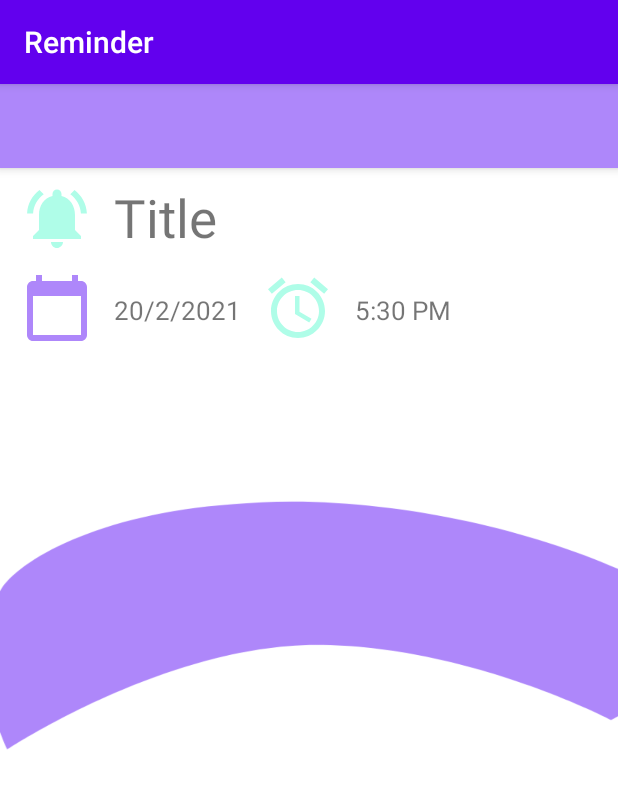
After one commit to LatifahAlomar/Reminder, an Android app: the ReminderDetails screen opened directly, with no data from a screen before it, on a phone screen of 412 x 824 dp. The commit adds this screen. Shown: the top 789 px of the screen. Run offline under Robolectric (Android 15) with nearby library versions, the phone set to English and light mode, and no system bars.

Commit message:
new activity

```diff
--- a/Reminder/app/build.gradle
+++ b/Reminder/app/build.gradle
@@ -34,8 +34,10 @@ dependencies {
     //noinspection GradleCompatible
     implementation 'com.android.support:cardview-v7:28.0.0'
     implementation 'androidx.swiperefreshlayout:swiperefreshlayout:1.0.0'
+    implementation 'androidx.wear:wear:1.0.0'
     testImplementation 'junit:junit:4.12'
     androidTestImplementation 'androidx.test.ext:junit:1.1.2'
     androidTestImplementation 'androidx.test.espresso:espresso-core:3.3.0'
+    compileOnly 'com.google.android.wearable:wearable:2.6.0'
 
 }
--- a/Reminder/app/src/main/AndroidManifest.xml
+++ b/Reminder/app/src/main/AndroidManifest.xml
@@ -1,6 +1,10 @@
 <?xml version="1.0" encoding="utf-8"?>
 <manifest xmlns:android="http://schemas.android.com/apk/res/android"
-    package="com.example.reminder" >
+    package="com.example.reminder">
+
+    <uses-permission android:name="android.permission.WAKE_LOCK" />
+
+    <uses-feature android:name="android.hardware.type.watch" />
 
     <application
         android:allowBackup="true"
@@ -8,12 +12,19 @@
         android:label="@string/app_name"
         android:roundIcon="@mipmap/ic_launcher_round"
         android:supportsRtl="true"
-        android:theme="@style/AppTheme" >
-        <receiver android:name=".Notification.reminderBroadcastReceiver"/>
+        android:theme="@style/AppTheme">
+        <activity android:name=".ReminderDetails"></activity>
+
+        <uses-library
+            android:name="com.google.android.wearable"
+            android:required="true" />
+
+        <receiver android:name=".Notification.reminderBroadcastReceiver" />
+
         <activity
             android:name=".MainActivity"
             android:label="@string/app_name"
-            android:theme="@style/AppTheme.NoActionBar" >
+            android:theme="@style/AppTheme.NoActionBar">
             <intent-filter>
                 <action android:name="android.intent.action.MAIN" />
 
--- a/Reminder/app/src/main/java/com/example/reminder/Notification/reminderNotification.java
+++ b/Reminder/app/src/main/java/com/example/reminder/Notification/reminderNotification.java
@@ -40,21 +40,12 @@ public class reminderNotification {
         Intent intent = new Intent(context, reminderBroadcastReceiver.class);
         intent.setFlags(Intent.FLAG_ACTIVITY_NEW_TASK | Intent.FLAG_ACTIVITY_CLEAR_TASK);
         PendingIntent pendingIntent = PendingIntent.getBroadcast(context, 0, intent, 0);
-        if (Build.VERSION.SDK_INT >= Build.VERSION_CODES.O) {
-            CharSequence name = context.getString(R.string.reminder_notification);
-            String description = context.getString(R.string.reminder_notification);
-            int importance = NotificationManager.IMPORTANCE_DEFAULT;
-            NotificationChannel channel = new NotificationChannel("reminder_notification", name, importance);
-            channel.setDescription(description);
-            NotificationManager notificationManager = context.getSystemService(NotificationManager.class);
-            notificationManager.createNotificationChannel(channel);
-        }
 
 
         //String Date = "03/25/2021 GMT+03:00 15:52";
 
         DateTimeFormatter formatter = DateTimeFormatter.ofPattern("MM/dd/yyyy z HH:mm:ss", Locale.ENGLISH);
-        LocalDateTime localDate = LocalDateTime.parse(date + " GMT+3 " + time, formatter);
+        LocalDateTime localDate = LocalDateTime.parse(date + " GMT+03:00 " + time, formatter);
         long timeInMilliseconds = localDate.atOffset(OffsetDateTime.now().getOffset()).toInstant().toEpochMilli();
 
         AlarmManager alarm = (AlarmManager) context.getSystemService(Context.ALARM_SERVICE);
--- /dev/null
+++ b/Reminder/app/src/main/java/com/example/reminder/ReminderDetails.java
@@ -0,0 +1,14 @@
+package com.example.reminder;
+
+import android.os.Bundle;
+
+import androidx.appcompat.app.AppCompatActivity;
+
+public class ReminderDetails extends AppCompatActivity {
+
+    @Override
+    protected void onCreate(Bundle savedInstanceState) {
+        super.onCreate(savedInstanceState);
+        setContentView(R.layout.activity_reminder_details);
+    }
+}
--- /dev/null
+++ b/Reminder/app/src/main/res/layout/activity_reminder_details.xml
@@ -0,0 +1,132 @@
+<?xml version="1.0" encoding="utf-8"?>
+<androidx.coordinatorlayout.widget.CoordinatorLayout xmlns:android="http://schemas.android.com/apk/res/android"
+    xmlns:app="http://schemas.android.com/apk/res-auto"
+    xmlns:tools="http://schemas.android.com/tools"
+    android:layout_width="match_parent"
+    android:layout_height="match_parent"
+    android:background="@drawable/background"
+    tools:context=".ReminderDetails">
+
+    <com.google.android.material.appbar.AppBarLayout
+        android:layout_width="match_parent"
+        android:layout_height="wrap_content"
+        android:theme="@style/AppTheme.AppBarOverlay">
+
+        <androidx.appcompat.widget.Toolbar
+            android:id="@+id/toolbar"
+            android:layout_width="match_parent"
+            android:layout_height="?attr/actionBarSize"
+            android:background="#AE87FA"
+            app:popupTheme="@style/AppTheme.PopupOverlay" />
+
+    </com.google.android.material.appbar.AppBarLayout>
+
+    <androidx.cardview.widget.CardView
+        android:layout_width="match_parent"
+        android:layout_height="wrap_content"
+        android:alpha="0.8"
+        android:orientation="vertical"
+        android:outlineSpotShadowColor="#A3A1A1">
+
+    </androidx.cardview.widget.CardView>
+
+    <TableRow
+        android:layout_width="match_parent"
+        android:layout_height="match_parent"
+        android:layout_marginTop="115dp">
+
+        <ImageView
+            android:layout_width="56dp"
+            android:layout_height="48dp"
+            android:layout_marginLeft="10dp"
+            android:layout_marginTop="10dp"
+            android:layout_marginBottom="20dp"
+            android:src="@drawable/ic_baseline_calendar_today_24" />
+
+        <TextView
+            android:id="@+id/dateView"
+            android:layout_width="wrap_content"
+            android:layout_height="wrap_content"
+            android:layout_gravity="center_horizontal"
+            android:layout_marginStart="10dp"
+            android:layout_marginLeft="10dp"
+            android:layout_marginTop="10dp"
+            android:paddingTop="23dp"
+            android:text="20/2/2021"
+            android:textSize="17dp" />
+
+        <ImageView
+            android:id="@+id/imageView"
+            android:layout_width="56dp"
+            android:layout_height="48dp"
+            android:layout_marginLeft="10dp"
+            android:layout_marginTop="10dp"
+            android:layout_marginBottom="20dp"
+            android:src="@drawable/ic_baseline_alarm_24" />
+
+        <TextView
+            android:id="@+id/TimeView"
+            android:layout_width="wrap_content"
+            android:layout_height="wrap_content"
+            android:layout_gravity="center_horizontal"
+            android:layout_marginStart="10dp"
+            android:layout_marginLeft="10dp"
+            android:layout_marginTop="10dp"
+            android:paddingTop="23dp"
+            android:text="5:30 PM"
+            android:textSize="17dp" />
+
+    </TableRow>
+
+    <TableRow
+        android:layout_width="match_parent"
+        android:layout_height="match_parent">
+
+        <ImageView
+            android:id="@+id/imageView3"
+            android:layout_width="56dp"
+            android:layout_height="48dp"
+            android:layout_marginLeft="10dp"
+            android:layout_marginTop="10dp"
+            android:src="@drawable/ic_baseline_priority_high_24" />
+
+        <TextView
+            android:id="@+id/priorityView"
+            android:layout_width="wrap_content"
+            android:layout_height="wrap_content"
+            android:layout_gravity="center_horizontal"
+            android:layout_marginStart="10dp"
+            android:layout_marginLeft="10dp"
+            android:layout_marginTop="10dp"
+            android:paddingTop="23dp"
+            android:text="High priority "
+            android:textSize="17dp" />
+    </TableRow>
+
+    <TableRow
+        android:layout_width="match_parent"
+        android:layout_height="match_parent"
+        android:layout_marginTop="45dp">
+
+        <ImageView
+            android:layout_width="56dp"
+            android:layout_height="48dp"
+            android:layout_marginLeft="10dp"
+            android:layout_marginTop="20dp"
+            android:src="@drawable/ic_baseline_notifications_active_24">
+
+        </ImageView>
+
+        <TextView
+            android:id="@+id/TitleView"
+            android:layout_width="wrap_content"
+            android:layout_height="wrap_content"
+            android:layout_gravity="center_horizontal"
+            android:layout_marginStart="10dp"
+            android:layout_marginLeft="10dp"
+            android:paddingTop="20dp"
+            android:text="Title"
+            android:textSize="35dp" />
+    </TableRow>
+
+</androidx.coordinatorlayout.widget.CoordinatorLayout>
--- /dev/null
+++ b/Reminder/app/src/main/res/values-round/strings.xml
@@ -0,0 +1,3 @@
+<resources>
+    <string name="hello_world">Hello Round World!</string>
+</resources>
--- a/Reminder/app/src/main/res/values/dimens.xml
+++ b/Reminder/app/src/main/res/values/dimens.xml
@@ -1,3 +1,15 @@
 <resources>
     <dimen name="fab_margin">16dp</dimen>
+    <!--
+    Because the window insets on round devices are larger than 15dp, this padding only applies
+    to square screens.
+    -->
+    <dimen name="box_inset_layout_padding">0dp</dimen>
+
+    <!--
+    This padding applies to both square and round screens. The total padding between the buttons
+    and the window insets is box_inset_layout_padding (above variable) on square screens and
+    inner_frame_layout_padding (below variable) on round screens.
+    -->
+    <dimen name="inner_frame_layout_padding">5dp</dimen>
 </resources>
--- a/Reminder/app/src/main/res/values/strings.xml
+++ b/Reminder/app/src/main/res/values/strings.xml
@@ -11,4 +11,10 @@
     <string name="hello_second_fragment">Hello second fragment. Arg: %1$s</string>
     <string name="high_priority">High priority</string>
     <string name="reminder_notification">Reminder_Notification</string>
+    <string name="title_activity_reminder_details">ReminderDetails</string>
+    <!--
+    This string is used for square devices and overridden by hello_world in
+    values-round/strings.xml for round devices.
+    -->
+    <string name="hello_world">Hello Square World!</string>
 </resources>
```
